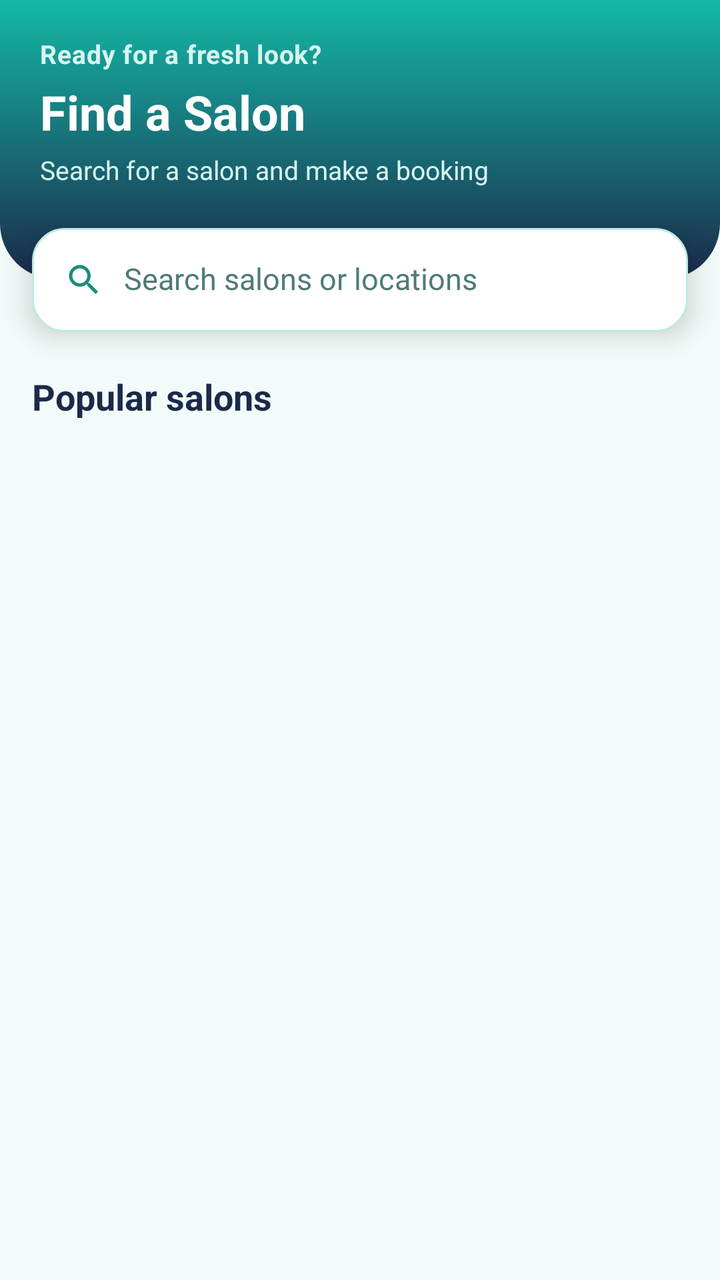
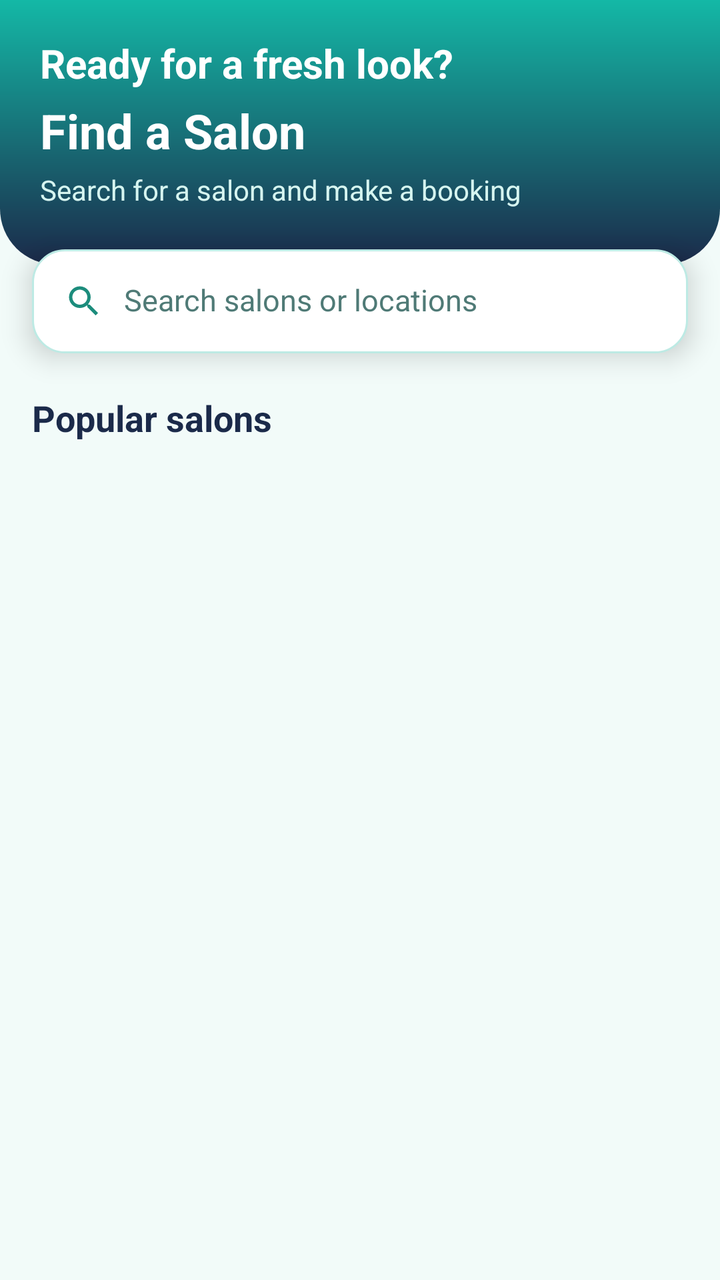

Two renders of the same Android screen: before a commit and after it. Below are the layout's source before the change and the commit's diff.
<!-- AndroidManifest.xml: application theme Theme.HairGo -->
<!-- res/layout/fragment_home.xml -->
<?xml version="1.0" encoding="utf-8"?>
<LinearLayout
    xmlns:android="http://schemas.android.com/apk/res/android"
    xmlns:app="http://schemas.android.com/apk/res-auto"
    android:layout_width="match_parent"
    android:layout_height="match_parent"
    android:orientation="vertical"
    android:background="@color/home_bg">

    <LinearLayout
        android:layout_width="match_parent"
        android:layout_height="wrap_content"
        android:orientation="vertical"
        android:background="@drawable/bg_home_header"
        android:paddingStart="20dp"
        android:paddingEnd="20dp"
        android:paddingTop="18dp"
        android:paddingBottom="46dp">

        <TextView
            android:id="@+id/tvHomeGreeting"
            android:layout_width="match_parent"
            android:layout_height="wrap_content"
            android:text="@string/home_greeting"
            android:textColor="@color/home_header_subtext"
            android:textSize="13sp"
            android:textStyle="bold"
            android:letterSpacing="0.02"/>

        <TextView
            android:id="@+id/tvHomeTitle"
            android:layout_width="match_parent"
            android:layout_height="wrap_content"
            android:layout_marginTop="4dp"
            android:text="@string/title_home"
            android:textColor="@color/home_header_text"
            android:textSize="24sp"
            android:textStyle="bold"/>

        <TextView
            android:id="@+id/tvHomeSubtitle"
            android:layout_width="match_parent"
            android:layout_height="wrap_content"
            android:layout_marginTop="4dp"
            android:text="@string/home_subtitle"
            android:textColor="@color/home_header_subtext"
            android:textSize="13sp"/>

    </LinearLayout>

    <LinearLayout
        android:id="@+id/llSearchBar"
        android:layout_width="match_parent"
        android:layout_height="52dp"
        android:layout_marginStart="16dp"
        android:layout_marginEnd="16dp"
        android:layout_marginTop="-26dp"
        android:orientation="horizontal"
        android:gravity="center_vertical"
        android:background="@drawable/bg_home_search"
        android:addStatesFromChildren="true"
        android:outlineProvider="background"
        android:paddingHorizontal="16dp"
        android:elevation="8dp">

        <ImageView
            android:layout_width="20dp"
            android:layout_height="20dp"
            android:src="@drawable/ic_search"
            android:importantForAccessibility="no"
            app:tint="@color/home_icon"/>

        <EditText
            android:id="@+id/etSearch"
            android:layout_width="0dp"
            android:layout_height="match_parent"
            android:layout_weight="1"
            android:layout_marginStart="10dp"
            android:background="@android:color/transparent"
            android:hint="@string/hint_search_salons"
            android:inputType="text"
            android:imeOptions="actionSearch"
            android:importantForAutofill="no"
            android:singleLine="true"
            android:gravity="center_vertical"
            android:paddingVertical="0dp"
            android:includeFontPadding="false"
            android:textColor="@color/home_search_text"
            android:textColorHint="@color/home_search_hint"
            android:textSize="15sp"/>

    </LinearLayout>

    <TextView
        android:id="@+id/tvHomeSectionTitle"
        android:layout_width="match_parent"
        android:layout_height="wrap_content"
        android:layout_marginStart="16dp"
        android:layout_marginEnd="16dp"
        android:layout_marginTop="20dp"
        android:layout_marginBottom="6dp"
        android:text="@string/home_popular_salons"
        android:textColor="@color/home_text_primary"
        android:textSize="18sp"
        android:textStyle="bold"/>

    <FrameLayout
        android:layout_width="match_parent"
        android:layout_height="0dp"
        android:layout_weight="1">

        <androidx.recyclerview.widget.RecyclerView
            android:id="@+id/rvSalons"
            android:layout_width="match_parent"
            android:layout_height="match_parent"
            android:clipToPadding="false"
            android:paddingBottom="16dp"/>

        <TextView
            android:id="@+id/tvEmptyState"
            android:layout_width="wrap_content"
            android:layout_height="wrap_content"
            android:layout_gravity="center"
            android:padding="24dp"
            android:text="@string/no_salons_found"
            android:textColor="@color/home_text_secondary"
            android:textSize="14sp"
            android:visibility="gone"/>

    </FrameLayout>

</LinearLayout>
<!-- resources referenced by this layout -->
<resources>
  <color name="home_bg">#F2FBF9</color>
  <color name="home_header_subtext">#D6F5F0</color>
  <color name="home_header_text">#FFFFFF</color>
  <color name="home_icon">#1C8C7C</color>
  <color name="home_search_hint">#4F7A76</color>
  <color name="home_search_text">#1B2A4A</color>
  <color name="home_text_primary">#1B2A4A</color>
  <color name="home_text_secondary">#3E6F69</color>
  <!-- drawable bg_home_header (drawable) -->
  <?xml version="1.0" encoding="utf-8"?>
  <shape xmlns:android="http://schemas.android.com/apk/res/android"
      android:shape="rectangle">
      <gradient
          android:startColor="@color/home_header_start"
          android:endColor="@color/home_header_end"
          android:angle="270" />
      <corners
          android:bottomLeftRadius="28dp"
          android:bottomRightRadius="28dp" />
  </shape>
  <!-- drawable ic_search (drawable) -->
  <vector xmlns:android="http://schemas.android.com/apk/res/android"
      android:width="24dp" android:height="24dp"
      android:viewportWidth="24" android:viewportHeight="24">
      <path android:fillColor="#FF000000"
          android:pathData="M15.5,14h-0.79l-0.28,-0.27C15.41,12.59 16,11.11 16,9.5 16,5.91 13.09,3 9.5,3S3,5.91 3,9.5 5.91,16 9.5,16c1.61,0 3.09,-0.59 4.23,-1.57l0.27,0.28v0.79l5,4.99L20.49,19l-4.99,-5zM9.5,14C7.01,14 5,11.99 5,9.5S7.01,5 9.5,5 14,7.01 14,9.5 11.99,14 9.5,14z"/>
  </vector>
  <string name="hint_search_salons">Search salons or locations</string>
  <string name="home_greeting">Ready for a fresh look?</string>
  <string name="home_popular_salons">Popular salons</string>
  <string name="home_subtitle">Search for a salon and make a booking</string>
  <string name="no_salons_found">No salons found</string>
  <string name="title_home">Find a Salon</string>
  <style name="Theme.HairGo" parent="Base.Theme.HairGo">
          <item name="snackbarStyle">@style/Widget.HairGo.Snackbar</item>
      </style>
  <color name="home_header_start">#14B8A6</color>
  <color name="home_header_end">#1B2A4A</color>
  <color name="home_search_bg">#FFFFFF</color>
  <color name="home_border">#BDEAE4</color>
  <style name="Base.Theme.HairGo" parent="Theme.Material3.DayNight.NoActionBar">
          <item name="colorPrimary">@color/teal</item>
          <item name="colorOnPrimary">@color/white</item>
          <item name="colorSurface">@color/surface</item>
          <item name="colorOnSurface">@color/text_primary</item>
          <item name="colorSurfaceVariant">@color/grey_light</item>
          <item name="colorOnSurfaceVariant">@color/grey_medium</item>
          <item name="colorOutline">@color/grey_border</item>
          <item name="android:colorBackground">@color/grey_light</item>
      </style>
  <style name="Widget.HairGo.Snackbar" parent="Widget.Material3.Snackbar">
          <item name="backgroundTint">@color/navy</item>
          <item name="android:textColor">@color/white</item>
          <item name="shapeAppearanceOverlay">@style/ShapeAppearanceOverlay.HairGo_Snackbar</item>
      </style>
  <color name="teal">#14B8A6</color>
  <color name="white">#FFFFFF</color>
  <color name="surface">#FFFFFF</color>
  <color name="text_primary">#1A1A1A</color>
  <color name="grey_light">#F2F2F2</color>
  <color name="grey_medium">#8A8A8A</color>
  <color name="grey_border">#E0E0E0</color>
  <color name="navy">#1B2A4A</color>
  <style name="ShapeAppearanceOverlay.HairGo_Snackbar" parent="">
          <item name="cornerFamily">rounded</item>
          <item name="cornerSize">16dp</item>
      </style>
  <!-- unchanged entries left out for length: 1 -->
</resources>

<!-- the commit's change to res/layout/fragment_home.xml (unified diff, before → after) -->
@@ -15,17 +15,16 @@
         android:paddingStart="20dp"
         android:paddingEnd="20dp"
         android:paddingTop="18dp"
-        android:paddingBottom="46dp">
+        android:paddingBottom="28dp">
 
         <TextView
             android:id="@+id/tvHomeGreeting"
             android:layout_width="match_parent"
             android:layout_height="wrap_content"
             android:text="@string/home_greeting"
-            android:textColor="@color/home_header_subtext"
-            android:textSize="13sp"
-            android:textStyle="bold"
-            android:letterSpacing="0.02"/>
+            android:textColor="@color/home_header_text"
+            android:textSize="20sp"
+            android:textStyle="bold"/>
 
         <TextView
             android:id="@+id/tvHomeTitle"
@@ -44,7 +43,7 @@
             android:layout_marginTop="4dp"
             android:text="@string/home_subtitle"
             android:textColor="@color/home_header_subtext"
-            android:textSize="13sp"/>
+            android:textSize="14sp"/>
 
     </LinearLayout>
 
@@ -54,7 +53,7 @@
         android:layout_height="52dp"
         android:layout_marginStart="16dp"
         android:layout_marginEnd="16dp"
-        android:layout_marginTop="-26dp"
+        android:layout_marginTop="-8dp"
         android:orientation="horizontal"
         android:gravity="center_vertical"
         android:background="@drawable/bg_home_search"
